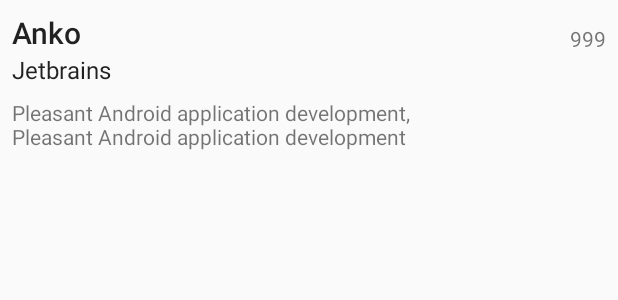
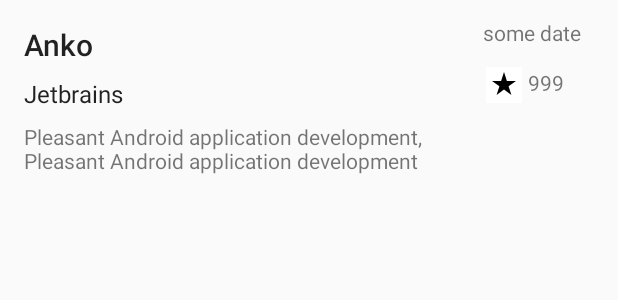
Before and after one commit to tobiasvalbjoern/githubapi, an Android app: the layout custom_list_item.xml on its own in the app's theme, with its tools: preview values and no code run, on a phone screen of 412 x 824 dp. Shown: the top 300 px of the screen. Run offline under Robolectric (Android 15) with nearby library versions, the phone set to English and light mode, and no system bars.

Commit message:
Implemented viewRepo implement button with url implement avatar_url

```diff
--- a/app/build.gradle
+++ b/app/build.gradle
@@ -6,7 +6,7 @@ android {
     compileSdkVersion 28
     defaultConfig {
         applicationId "dk.e5pme.recycleview"
-        minSdkVersion 20
+        minSdkVersion 26
         targetSdkVersion 28
         versionCode 1
         versionName "1.0"
@@ -26,6 +26,10 @@ dependencies {
     implementation 'com.android.support:appcompat-v7:28.0.0'
     implementation 'com.android.support.constraint:constraint-layout:1.1.3'
     implementation 'com.github.kittinunf.fuel:fuel-android:1.6.0'
+    implementation 'com.squareup.moshi:moshi:1.7.0'
+    implementation "com.squareup.moshi:moshi-adapters:1.5.0"
+    implementation "com.squareup.moshi:moshi-kotlin:1.5.0"
+    implementation 'com.google.code.gson:gson:2.8.5'
     testImplementation 'junit:junit:4.12'
     androidTestImplementation 'com.android.support.test:runner:1.0.2'
     androidTestImplementation 'com.android.support.test.espresso:espresso-core:3.0.2'
--- /dev/null
+++ b/app/src/main/res/drawable/ic_baseline_star_rate_18px.xml
@@ -0,0 +1,4 @@
+<vector android:height="24dp" android:viewportHeight="18"
+    android:viewportWidth="18" android:width="24dp" xmlns:android="http://schemas.android.com/apk/res/android">
+    <path android:fillColor="#FF000000" android:pathData="M9,11.3l3.71,2.7 -1.42,-4.36L15,7h-4.55L9,2.5 7.55,7H3l3.71,2.64L5.29,14z"/>
+</vector>
--- a/app/src/main/res/layout/custom_list_item.xml
+++ b/app/src/main/res/layout/custom_list_item.xml
@@ -1,11 +1,11 @@
 <?xml version="1.0" encoding="utf-8"?>
-<RelativeLayout
+<android.support.constraint.ConstraintLayout
         xmlns:android="http://schemas.android.com/apk/res/android"
-xmlns:tools="http://schemas.android.com/tools"
+        xmlns:app="http://schemas.android.com/apk/res-auto" xmlns:tools="http://schemas.android.com/tools"
         android:layout_width="match_parent"
         android:layout_height="wrap_content"
         android:padding="8dp"
->
+        tools:layout_editor_absoluteY="81dp">
 
     <TextView
             android:id="@+id/searchResultTitleText"
@@ -13,38 +13,63 @@ android:padding="8dp"
             android:layout_height="wrap_content"
             style="?attr/textAppearanceSearchResultTitle"
             tools:text="Anko"
-/>
+            android:layout_marginTop="8dp" app:layout_constraintTop_toTopOf="parent" android:layout_marginStart="8dp"
+            app:layout_constraintStart_toStartOf="parent"/>
 
     <TextView
             android:id="@+id/searchResultSubtitleText"
             android:layout_width="wrap_content"
             android:layout_height="wrap_content"
-        android:layout_below="@id/searchResultTitleText"
             style="?attr/textAppearanceSearchResultSubtitle"
             tools:text="Jetbrains"
-/>
+            android:layout_marginTop="8dp"
+            app:layout_constraintTop_toBottomOf="@+id/searchResultTitleText" android:layout_marginStart="8dp"
+            app:layout_constraintStart_toStartOf="parent"/>
 
     <TextView
             android:id="@+id/searchResultDescriptionText"
             android:layout_width="300dp"
             android:layout_height="wrap_content"
-        android:layout_below="@id/searchResultSubtitleText"
-        android:layout_marginTop="8dp"
             android:maxLines="2"
             tools:text="Pleasant Android application development, Pleasant Android application development"
-/>
+            android:layout_marginTop="8dp"
+            app:layout_constraintTop_toBottomOf="@+id/searchResultSubtitleText" android:layout_marginStart="8dp"
+            app:layout_constraintStart_toStartOf="parent" android:layout_marginBottom="8dp"
+            app:layout_constraintBottom_toBottomOf="parent"/>
+
+    <ImageButton
+            android:layout_width="wrap_content"
+            android:layout_height="wrap_content"
+            android:background="#ffffff"
+            app:srcCompat="@drawable/ic_baseline_star_rate_18px"
+            android:id="@+id/imageButton"
+            android:layout_marginBottom="56dp" app:layout_constraintBottom_toBottomOf="parent"
+            android:layout_marginEnd="56dp" app:layout_constraintEnd_toEndOf="parent"/>
 
     <TextView
             android:id="@+id/searchResultStargazerCount"
-        android:layout_width="wrap_content"
-        android:layout_height="wrap_content"
-        android:layout_marginStart="16dp"
+            android:layout_width="29dp"
+            android:layout_height="23dp"
             android:layout_toEndOf="@id/searchResultTitleText"
-        android:layout_alignBottom="@id/searchResultTitleText"
-        android:layout_alignParentEnd="true"
             android:gravity="right"
             android:drawablePadding="4dp"
             tools:text="999"
-/>
+            android:layout_marginEnd="28dp"
+            app:layout_constraintEnd_toEndOf="parent"
+            app:layout_constraintStart_toEndOf="@+id/imageButton"
+            android:layout_marginStart="8dp" app:layout_constraintHorizontal_bias="1.0"
+            android:layout_marginBottom="56dp" app:layout_constraintBottom_toBottomOf="parent"/>
 
-</RelativeLayout>
+    <TextView
+            android:id="@+id/searchResultUpdatedAt"
+            android:layout_width="wrap_content"
+            android:layout_height="wrap_content"
+            android:gravity="right"
+            android:drawablePadding="4dp"
+            tools:text="some date"
+            app:layout_constraintTop_toTopOf="parent" android:layout_marginEnd="8dp"
+            app:layout_constraintEnd_toEndOf="parent"
+            app:layout_constraintStart_toEndOf="@+id/searchResultTitleText" android:layout_marginStart="8dp"
+            app:layout_constraintHorizontal_bias="0.966" android:layout_marginTop="4dp"/>
+
+</android.support.constraint.ConstraintLayout>
```
Also changed, not shown: app/src/main/AndroidManifest.xml (+9 -6 lines), app/src/main/java/dk/e5pme/githupapi/GitHubSearchResultItem.kt (+9 -26 lines), app/src/main/java/dk/e5pme/githupapi/GithubSearchResultAdapter.kt (+30 -13 lines), app/src/main/java/dk/e5pme/githupapi/MainActivity.kt (+31 -12 lines), app/src/main/java/dk/e5pme/githupapi/viewRepo.kt (added, +25 -0 lines), app/src/main/res/layout/activity_view_repo.xml (added, +72 -0 lines). Lines whose indentation alone changed are shown as unchanged.
